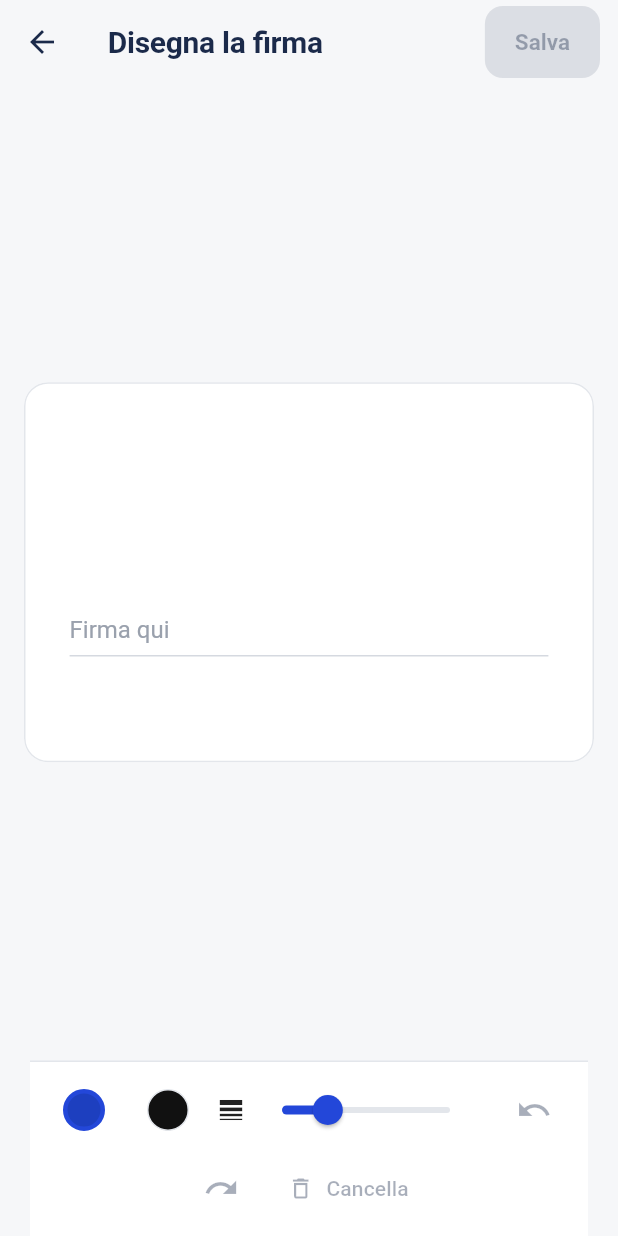
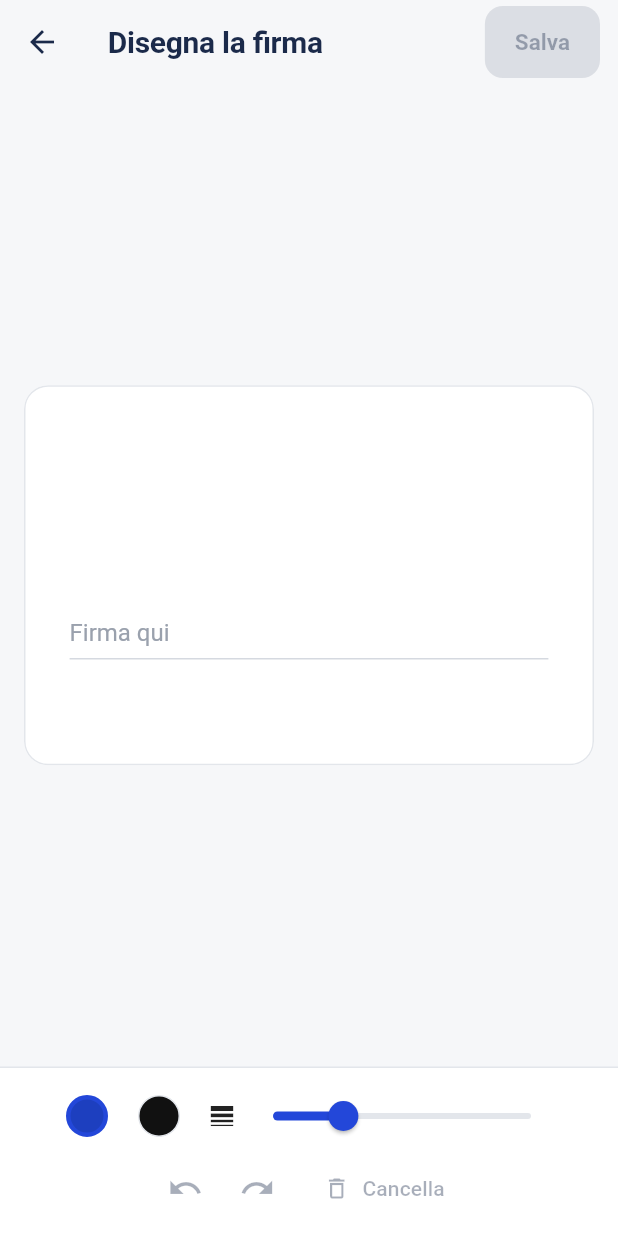
Before and after one commit to Layaris/SIGLAPDF, a Flutter app: the DrawSignaturePage screen opened directly, on a phone screen of 412 x 824 dp. Run offline on Flutter 3.47's test engine with Material 3 defaults, Android fonts, the phone set to English and light mode, and no system bars; our stand-ins replace cross_file, file_picker, hive_ce, hive_ce_flutter, image_picker, local_auth and 1 more; missing offline and left inert: cryptography, cunning_document_scanner, receive_sharing_intent, syncfusion_flutter_pdf; accounts and stored records are empty.

```diff
--- a/lib/features/documents/autofill/autofill.dart
+++ b/lib/features/documents/autofill/autofill.dart
@@ -75,8 +75,8 @@ List<PlacedElement> proposalsToElements(
     }
     final text = p.value.trim();
     if (text.isEmpty) continue;
-    // Il testo sta sopra la linea: altezza pari alla riga (max 20 pt), con un piccolo rientro.
-    final h = math.min(r.height, 20.0);
+    // Il testo sta sopra la linea, grande circa come l'etichetta (riquadro 1,35× la riga, max 22 pt).
+    final h = math.min(r.height * 1.35, 22.0);
     final rect = Rect.fromLTWH(r.left + 2, r.bottom - h, math.max(r.width - 2, 10), h);
     out.add(PlacedElement(
       id: '',
--- a/lib/features/signatures/drawing/draw_signature_page.dart
+++ b/lib/features/signatures/drawing/draw_signature_page.dart
@@ -206,11 +206,11 @@ class _Toolbar extends StatelessWidget {
       padding: const EdgeInsets.fromLTRB(12, 8, 12, 8),
       child: ListenableBuilder(
         listenable: drawing,
-        builder: (context, _) => Wrap(
-          alignment: WrapAlignment.center,
-          crossAxisAlignment: WrapCrossAlignment.center,
-          spacing: 8,
-          runSpacing: 4,
+        builder: (context, _) => Column(
+          mainAxisSize: MainAxisSize.min,
+          children: [
+            Row(
+              mainAxisAlignment: MainAxisAlignment.center,
               children: [
                 _ColorDot(
                   color: InkColors.blue,
@@ -224,12 +224,11 @@ class _Toolbar extends StatelessWidget {
                   selected: color == InkColors.black,
                   onTap: () => onColor(InkColors.black),
                 ),
-            SizedBox(
-              width: 180,
-              child: Row(
-                children: [
+                const SizedBox(width: 8),
                 const Icon(Icons.line_weight, size: 20),
-                  Expanded(
+                Flexible(
+                  child: ConstrainedBox(
+                    constraints: const BoxConstraints(maxWidth: 220),
                     child: Slider(
                       value: width,
                       min: 1.5,
@@ -239,9 +238,12 @@ class _Toolbar extends StatelessWidget {
                       onChanged: onWidth,
                     ),
                   ),
+                ),
               ],
             ),
-            ),
+            Row(
+              mainAxisAlignment: MainAxisAlignment.center,
+              children: [
                 IconButton(
                   tooltip: 'Annulla',
                   onPressed: drawing.canUndo ? drawing.undo : null,
@@ -252,10 +254,13 @@ class _Toolbar extends StatelessWidget {
                   onPressed: drawing.canRedo ? drawing.redo : null,
                   icon: const Icon(Icons.redo),
                 ),
+                const SizedBox(width: 8),
                 TextButton.icon(
                   onPressed: drawing.isEmpty ? null : drawing.clear,
                   icon: const Icon(Icons.delete_outline),
                   label: const Text('Cancella'),
+                ),
+              ],
             ),
           ],
         ),
```
Also changed, not shown: lib/features/documents/editor/editor_page.dart (+10 -5 lines), 3 other files. Lines whose indentation alone changed are shown as unchanged.
